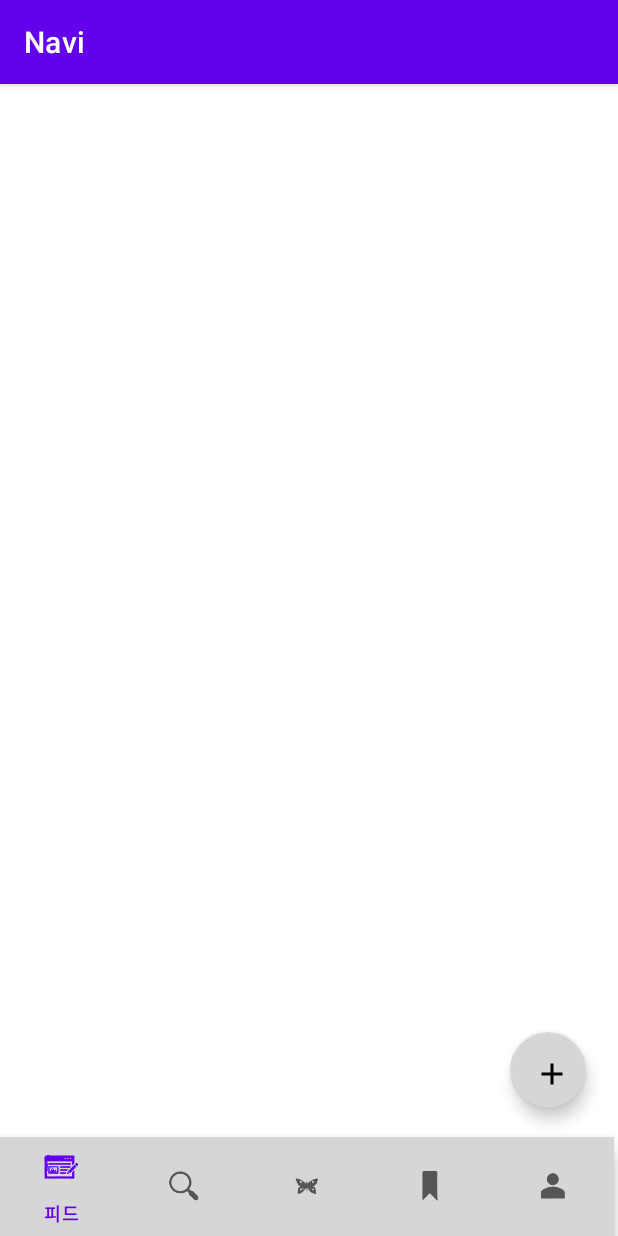
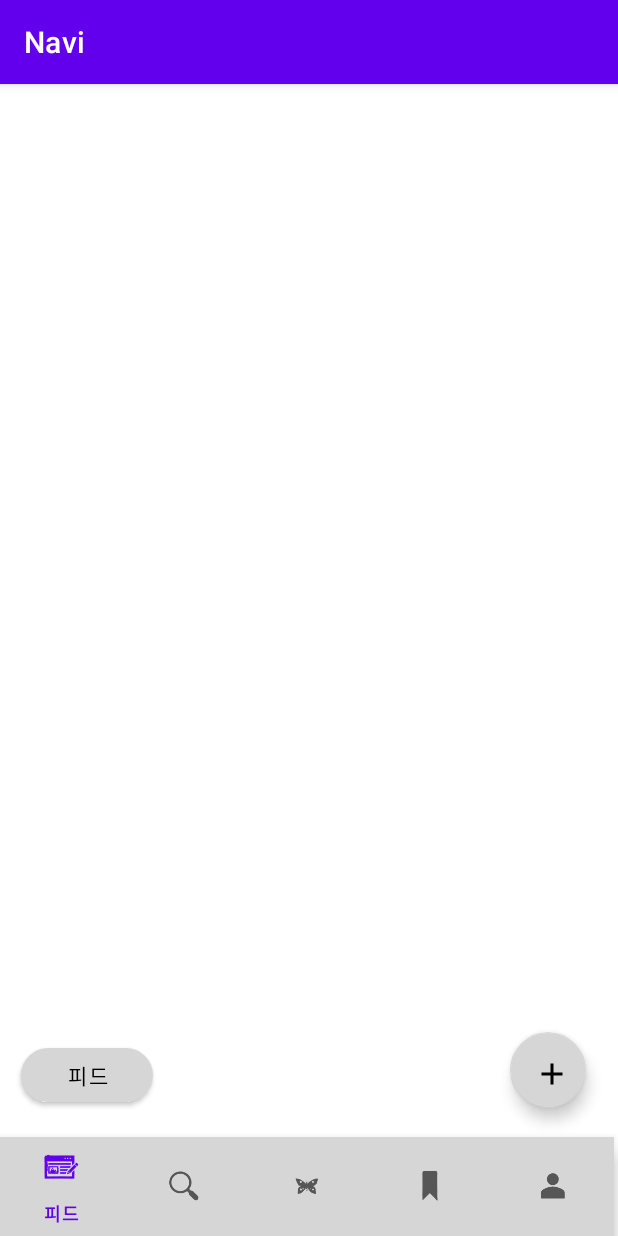
Before and after one commit to MinukLee1/Navi, an Android app: the fragment FeedFragment placed in its activity, on a phone screen of 412 x 824 dp. Run offline under Robolectric (Android 15) with nearby library versions, the phone set to English and light mode, and no system bars; our stand-ins replace Firebase (no records; nobody signed in at launch, a user with empty details on screens opened directly); libraries missing offline, so code that uses them is left out: com.kakao.usermgmt, net.daum.mf; 16 statements that could not run were skipped.

Commit message:
0609commit

```diff
--- a/app/src/main/java/com/tennessee/project_navi/FeedFragment.java
+++ b/app/src/main/java/com/tennessee/project_navi/FeedFragment.java
@@ -12,6 +12,7 @@ import androidx.recyclerview.widget.RecyclerView;
 import android.view.LayoutInflater;
 import android.view.View;
 import android.view.ViewGroup;
+import android.widget.Button;
 import android.widget.Toast;
 
 import com.google.android.material.floatingactionbutton.FloatingActionButton;
@@ -21,6 +22,7 @@ import com.google.firebase.auth.FirebaseUser;
 public class FeedFragment extends Fragment {
 
     FloatingActionButton floatingBtn;
+    Button btnFeed;
 
     private Context context;
 
@@ -41,6 +43,7 @@ public class FeedFragment extends Fragment {
         ViewGroup rootview = (ViewGroup)inflater.inflate(R.layout.feed_fragment,container,false);
 
         floatingBtn = rootview.findViewById(R.id.floatingActionButton);
+        btnFeed = rootview.findViewById(R.id.btnFeed);
         // Inflate the layout for this fragment
         //게시글 작성버튼
         //로그인이 안되어있을시 ,
@@ -63,6 +66,14 @@ public class FeedFragment extends Fragment {
                 }
             });
         }
+
+        btnFeed.setOnClickListener(new View.OnClickListener() {
+            @Override
+            public void onClick(View v) {
+                Intent intent = new Intent(getActivity(), FeedActivity.class);
+                startActivity(intent);
+            }
+        });
         return rootview;
     }
 }
--- a/app/src/main/java/com/tennessee/project_navi/SplashActivity.java
+++ b/app/src/main/java/com/tennessee/project_navi/SplashActivity.java
@@ -12,7 +12,7 @@ public class SplashActivity extends AppCompatActivity {
     protected void onCreate(Bundle savedInstanceState) {
         super.onCreate(savedInstanceState);
 
-        Intent intent = new Intent(this, FeedActivity.class);
+        Intent intent = new Intent(this, MainActivity.class);
         startActivity(intent);
         finish();
     }
--- a/app/src/main/res/layout/feed_fragment.xml
+++ b/app/src/main/res/layout/feed_fragment.xml
@@ -1,9 +1,9 @@
 <?xml version="1.0" encoding="utf-8"?>
 <RelativeLayout xmlns:android="http://schemas.android.com/apk/res/android"
+    xmlns:app="http://schemas.android.com/apk/res-auto"
     xmlns:tools="http://schemas.android.com/tools"
     android:layout_width="match_parent"
     android:layout_height="match_parent"
-    xmlns:app="http://schemas.android.com/apk/res-auto"
     tools:context=".FeedFragment">
 
     <androidx.recyclerview.widget.RecyclerView
@@ -30,4 +30,17 @@
         app:layout_constraintBottom_toBottomOf="parent"
         app:layout_constraintEnd_toEndOf="parent" />
 
+    <Button
+        android:id="@+id/btnFeed"
+        android:layout_width="wrap_content"
+        android:layout_height="wrap_content"
+        android:layout_alignLeft="@id/recyclerView"
+        android:layout_alignBottom="@id/recyclerView"
+        android:layout_marginLeft="14dp"
+        android:layout_marginBottom="17dp"
+        android:text="피드"
+        android:textColor="#000000"
+        app:backgroundTint="@color/bg_login_button"
+        app:cornerRadius="20sp" />
+
 </RelativeLayout>
--- a/app/src/main/res/layout/search_fragment.xml
+++ b/app/src/main/res/layout/search_fragment.xml
@@ -6,6 +6,7 @@
     tools:context=".SearchFragment">
 
     <!-- TODO: Update blank fragment layout -->
+
     <TextView
         android:layout_width="match_parent"
         android:layout_height="match_parent"
```
Also changed, not shown: app/src/main/java/com/tennessee/project_navi/SearchFragment.java (+5 -2 lines).
